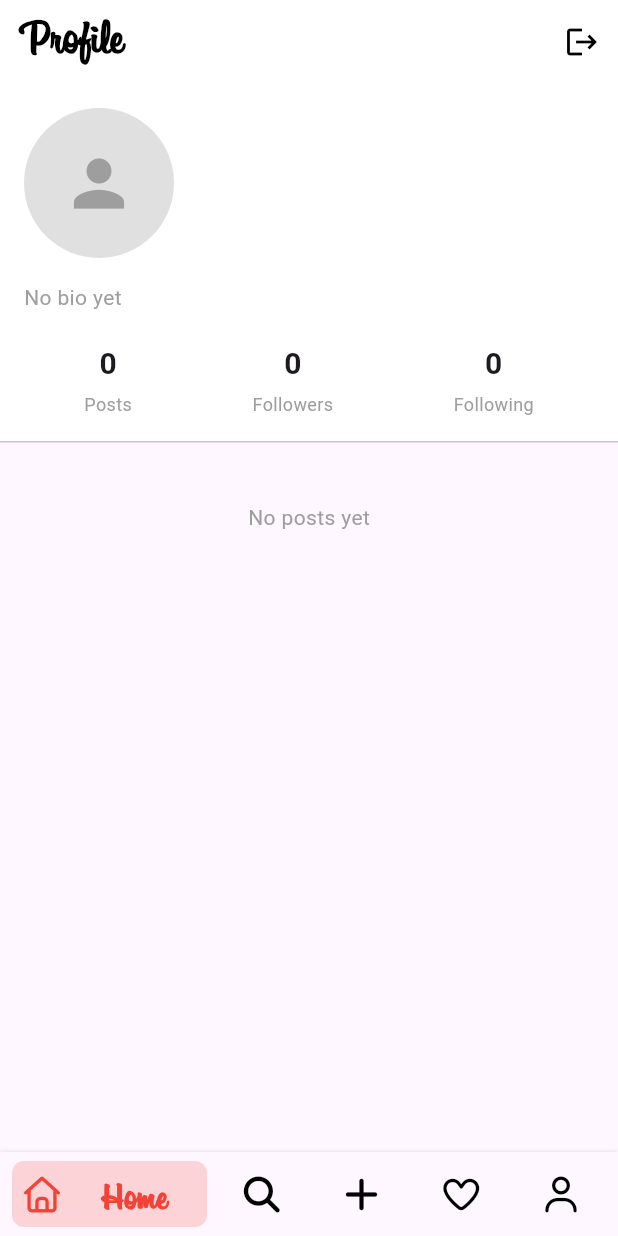
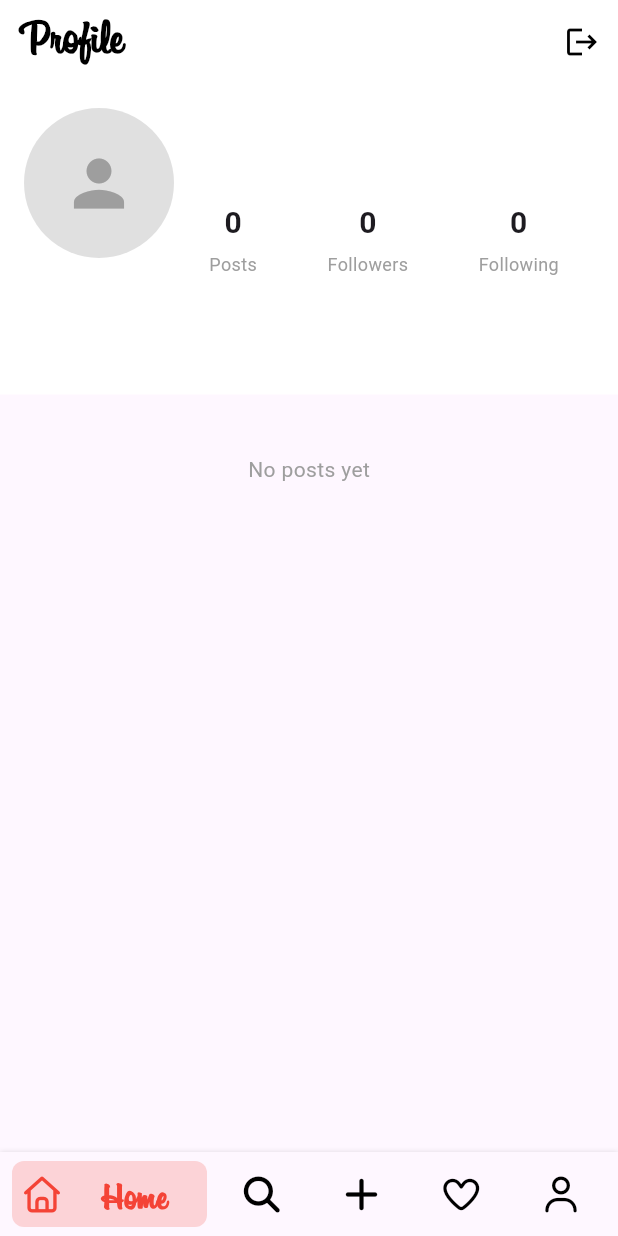
Before and after one commit to vlldnt/holbertonschool-holbegram, a Flutter app: the screen it shows once a user with an empty profile is signed in, swiped to page 5, on a phone screen of 412 x 824 dp. Run offline on Flutter 3.47's test engine with Material 3 defaults, Android fonts, the phone set to English and light mode, and no system bars; drawn by our look-alikes of bottom_navy_bar; our stand-ins replace cloud_firestore, firebase_auth, firebase_core, firebase_database, flutter_svg, font_awesome_flutter and 1 more; accounts and stored records are empty.

Commit message:
feat: app working

```diff
--- a/holbegram/lib/screens/pages/profile_screen.dart
+++ b/holbegram/lib/screens/pages/profile_screen.dart
@@ -21,7 +21,10 @@ class _ProfileState extends State<Profile> {
   }
 
   Future<void> addData() async {
-    UserProvider userProvider = Provider.of<UserProvider>(context, listen: false);
+    UserProvider userProvider = Provider.of<UserProvider>(
+      context,
+      listen: false,
+    );
     await userProvider.refreshUser();
   }
 
@@ -46,10 +49,9 @@ class _ProfileState extends State<Profile> {
             onPressed: () async {
               await AuthMethode().logOut();
               if (context.mounted) {
-                Navigator.of(context).pushNamedAndRemoveUntil(
-                  '/login',
-                  (route) => false,
-                );
+                Navigator.of(
+                  context,
+                ).pushNamedAndRemoveUntil('/login', (route) => false);
               }
             },
           ),
@@ -66,72 +68,72 @@ class _ProfileState extends State<Profile> {
                 Container(
                   color: Colors.white,
                   padding: const EdgeInsets.all(16),
-                  child: Column(
-                    crossAxisAlignment: CrossAxisAlignment.start,
+                  child: Row(
+                    crossAxisAlignment: CrossAxisAlignment.center,
                     children: [
-                      Row(
+                      Column(
+                        mainAxisAlignment: MainAxisAlignment.center,
                         children: [
                           CircleAvatar(
                             radius: 50,
                             backgroundColor: Colors.grey[300],
-                            backgroundImage: user.photoUrl.isNotEmpty && user.photoUrl.startsWith('http')
+                            backgroundImage:
+                                user.photoUrl.isNotEmpty &&
+                                    user.photoUrl.startsWith('http')
                                 ? NetworkImage(user.photoUrl)
                                 : null,
-                            child: user.photoUrl.isEmpty || !user.photoUrl.startsWith('http')
-                                ? const Icon(Icons.person, size: 50, color: Colors.grey)
+                            child:
+                                user.photoUrl.isEmpty ||
+                                    !user.photoUrl.startsWith('http')
+                                ? const Icon(
+                                    Icons.person,
+                                    size: 50,
+                                    color: Colors.grey,
+                                  )
                                 : null,
                           ),
-                          const SizedBox(width: 24),
-                          Expanded(
-                            child: Column(
-                              crossAxisAlignment: CrossAxisAlignment.start,
-                              children: [
+                          const SizedBox(height: 12),
                           Text(
                             user.username,
                             style: const TextStyle(
                               fontWeight: FontWeight.bold,
-                                    fontSize: 20,
+                              fontSize: 16,
                             ),
                           ),
-                                const SizedBox(height: 4),
-                                Text(
-                                  user.email,
-                                  style: const TextStyle(
-                                    fontSize: 14,
-                                    color: Colors.grey,
+                          const SizedBox(height: 40),
+                        ],
                       ),
+                      Expanded(
+                        child: Row(
+                          mainAxisAlignment: MainAxisAlignment.spaceAround,
+                          crossAxisAlignment: CrossAxisAlignment.center,
+                          children: [
+                            _buildStatCard(
+                              'Posts',
+                              user.posts.length.toString(),
+                            ),
+                            _buildStatCard(
+                              'Followers',
+                              user.followers.length.toString(),
+                            ),
+                            _buildStatCard(
+                              'Following',
+                              user.following.length.toString(),
                             ),
                           ],
                         ),
                       ),
                     ],
                   ),
-                      const SizedBox(height: 16),
-                      Text(
-                        user.bio.isNotEmpty ? user.bio : 'No bio yet',
-                        style: TextStyle(
-                          fontSize: 14,
-                          color: user.bio.isEmpty ? Colors.grey : Colors.black,
                 ),
-                      ),
-                      const SizedBox(height: 20),
-                      Row(
-                        mainAxisAlignment: MainAxisAlignment.spaceAround,
-                        children: [
-                          _buildStatCard('Posts', user.posts.length.toString()),
-                          _buildStatCard('Followers', user.followers.length.toString()),
-                          _buildStatCard('Following', user.following.length.toString()),
-                        ],
-                      ),
-                    ],
-                  ),
-                ),
-                const Divider(height: 1),
                 const SizedBox(height: 8),
                 StreamBuilder<QuerySnapshot>(
                   stream: FirebaseFirestore.instance
                       .collection('posts')
-                      .where('uid', isEqualTo: FirebaseAuth.instance.currentUser!.uid)
+                      .where(
+                        'uid',
+                        isEqualTo: FirebaseAuth.instance.currentUser!.uid,
+                      )
                       .snapshots(),
                   builder: (context, snapshot) {
                     if (snapshot.hasError) {
@@ -154,7 +156,8 @@ class _ProfileState extends State<Profile> {
                         child: Center(
                           child: Text(
                             'No posts yet',
-                            style: Theme.of(context).textTheme.bodyMedium?.copyWith(color: Colors.grey),
+                            style: Theme.of(context).textTheme.bodyMedium
+                                ?.copyWith(color: Colors.grey),
                           ),
                         ),
                       );
@@ -163,8 +166,12 @@ class _ProfileState extends State<Profile> {
                     final posts = snapshot.data!.docs;
                     final sortedDocs = posts.toList()
                       ..sort((a, b) {
-                        final dateA = (a['datePublished'] as Timestamp?)?.toDate() ?? DateTime(1970);
-                        final dateB = (b['datePublished'] as Timestamp?)?.toDate() ?? DateTime(1970);
+                        final dateA =
+                            (a['datePublished'] as Timestamp?)?.toDate() ??
+                            DateTime(1970);
+                        final dateB =
+                            (b['datePublished'] as Timestamp?)?.toDate() ??
+                            DateTime(1970);
                         return dateB.compareTo(dateA);
                       });
 
@@ -173,7 +180,8 @@ class _ProfileState extends State<Profile> {
                       child: GridView.builder(
                         shrinkWrap: true,
                         physics: const NeverScrollableScrollPhysics(),
-                        gridDelegate: const SliverGridDelegateWithFixedCrossAxisCount(
+                        gridDelegate:
+                            const SliverGridDelegateWithFixedCrossAxisCount(
                               crossAxisCount: 3,
                               crossAxisSpacing: 4,
                               mainAxisSpacing: 4,
@@ -190,15 +198,21 @@ class _ProfileState extends State<Profile> {
                                 color: Colors.grey[200],
                               ),
                               clipBehavior: Clip.hardEdge,
-                              child: post.postUrl.isNotEmpty && post.postUrl.startsWith('http')
+                              child:
+                                  post.postUrl.isNotEmpty &&
+                                      post.postUrl.startsWith('http')
                                   ? Image.network(
                                       post.postUrl,
                                       fit: BoxFit.cover,
-                                      errorBuilder: (context, error, stackTrace) {
+                                      errorBuilder:
+                                          (context, error, stackTrace) {
                                             return Container(
                                               color: Colors.grey[300],
                                               child: const Center(
-                                            child: Icon(Icons.image_not_supported, size: 20),
+                                                child: Icon(
+                                                  Icons.image_not_supported,
+                                                  size: 20,
+                                                ),
                                               ),
                                             );
                                           },
@@ -206,7 +220,10 @@ class _ProfileState extends State<Profile> {
                                   : Container(
                                       color: Colors.grey[300],
                                       child: const Center(
-                                        child: Icon(Icons.image_not_supported, size: 20),
+                                        child: Icon(
+                                          Icons.image_not_supported,
+                                          size: 20,
+                                        ),
                                       ),
                                     ),
                             ),
@@ -229,19 +246,10 @@ class _ProfileState extends State<Profile> {
       children: [
         Text(
           count,
-          style: const TextStyle(
-            fontWeight: FontWeight.bold,
-            fontSize: 20,
-          ),
+          style: const TextStyle(fontWeight: FontWeight.bold, fontSize: 20),
         ),
         const SizedBox(height: 4),
-        Text(
-          label,
-          style: const TextStyle(
-            color: Colors.grey,
-            fontSize: 12,
-          ),
-        ),
+        Text(label, style: const TextStyle(color: Colors.grey, fontSize: 12)),
       ],
     );
   }
```
Lines whose indentation alone changed are shown as unchanged.
